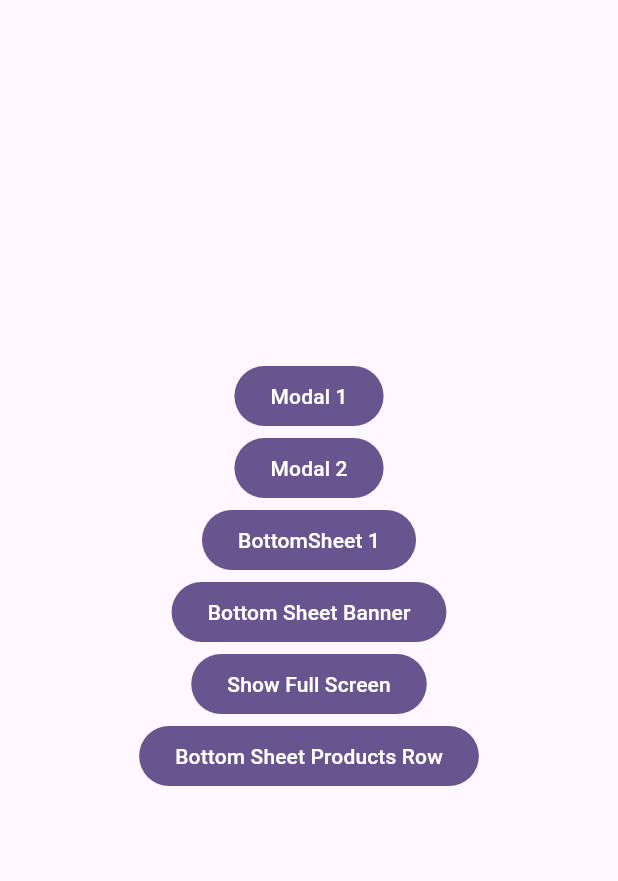
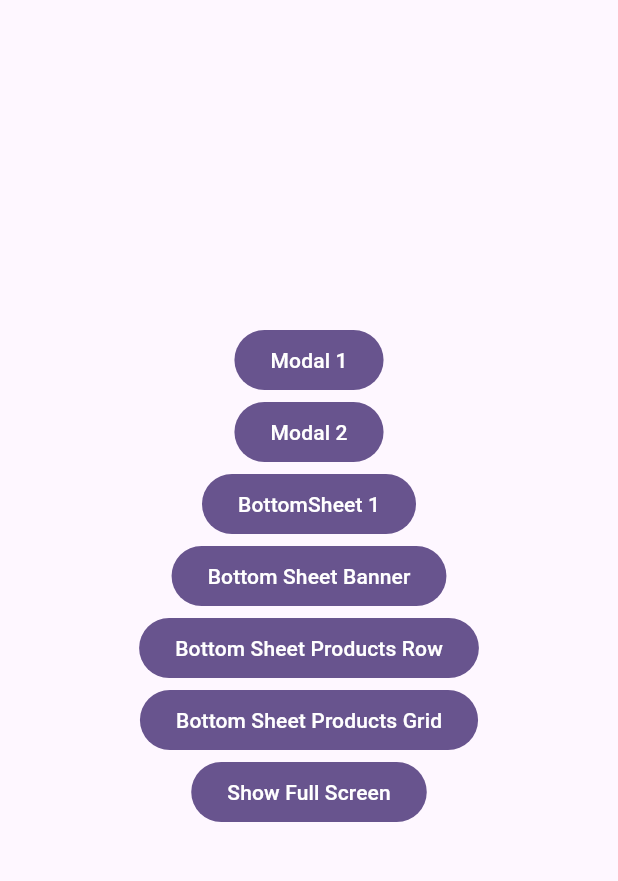
Before and after one commit to Gravity-Field/gravity-sdk-flutter, a Flutter app: the screen it shows after launch, on a phone screen of 412 x 824 dp, the part 84-965 px from its top. Run offline on Flutter 3.47's test engine with Material 3 defaults, Android fonts, the phone set to English and light mode, and no system bars; our stand-ins replace dio, pretty_dio_logger.

Commit message:
Show products in grid.

```diff
--- a/example/lib/main.dart
+++ b/example/lib/main.dart
@@ -45,8 +45,10 @@ class MyHomePage extends StatelessWidget {
             _ModalButton2(),
             _BottomSheetButton1(),
             _BottomSheetBanner(),
+            _BottomSheetProductsRow(),
+            _BottomSheetProductsGrid(),
             _FullScreenButton(),
-            _BottomSheetProducts(),
+
           ],
         ),
       ),
@@ -139,8 +141,8 @@ class _FullScreenButton extends StatelessWidget {
   }
 }
 
-class _BottomSheetProducts extends StatelessWidget {
-  const _BottomSheetProducts();
+class _BottomSheetProductsRow extends StatelessWidget {
+  const _BottomSheetProductsRow();
 
   @override
   Widget build(BuildContext context) {
@@ -155,3 +157,20 @@ class _BottomSheetProducts extends StatelessWidget {
     );
   }
 }
+
+class _BottomSheetProductsGrid extends StatelessWidget {
+  const _BottomSheetProductsGrid();
+
+  @override
+  Widget build(BuildContext context) {
+    return FilledButton(
+      onPressed: () async {
+        final response = await GravitySDK.instance.getContent('bottom-sheet-products-grid-2');
+        if (context.mounted) {
+          GravitySDK.instance.showBottomSheetProductsGrid(context, response);
+        }
+      },
+      child: Text('Bottom Sheet Products Grid'),
+    );
+  }
+}
```
Also changed, not shown: lib/src/gravity_sdk.dart (+28 -0 lines), lib/src/ui/delivery_methods/bottom_sheet/bottom_sheet_products_grid.dart (added, +98 -0 lines).
